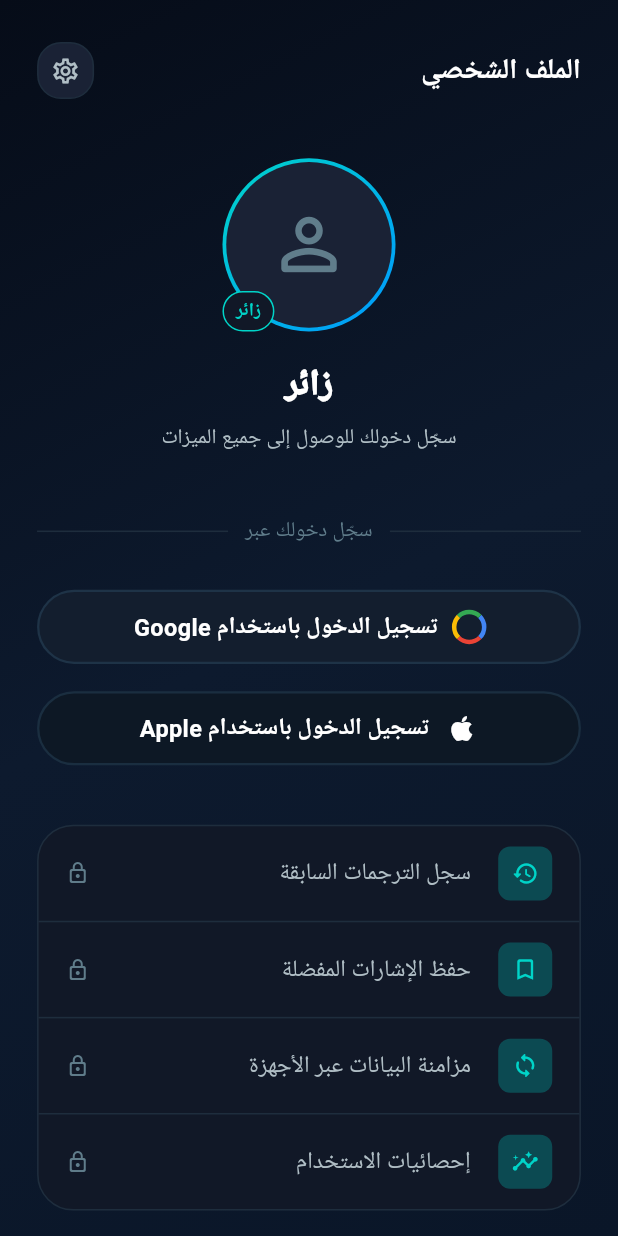
After one commit to bashayer-BR/Imaa, a Flutter app: the ProfileScreen screen opened by its route, on a phone screen of 412 x 824 dp. The commit adds this screen. Run offline on Flutter 3.47's test engine with Material 3 defaults, Android fonts, the phone set to English and light mode, and no system bars; Roboto replaces fonts that are missing (Cairo).

Commit message:
profile_page

```diff
--- a/lib/core/app_routes.dart
+++ b/lib/core/app_routes.dart
@@ -3,6 +3,7 @@
 // ============================================================
 
 import 'package:flutter/material.dart';
+import 'package:imaa/screens/profile_screen.dart';
 import '../screens/welcome_screen.dart';
 import '../screens/home_screen.dart';
 
@@ -13,11 +14,14 @@ class AppRoutes {
   // ── Route Names ───────────────────────────────────────────
   static const String welcome  = '/';
   static const String home     = '/home';
+  static const String profile     = '/profile';
 
   // ── Route Map ─────────────────────────────────────────────
   static Map<String, WidgetBuilder> get routes => {
     welcome : (_) => const WelcomeScreen(),
     home    : (_) => const HomeScreen(),
+    profile    : (_) => const ProfileScreen(),
+
   };
 
   // ── Navigation Helpers ────────────────────────────────────
--- /dev/null
+++ b/lib/screens/profile_screen.dart
@@ -0,0 +1,342 @@
+import 'package:flutter/material.dart';
+import 'package:imaa/core/AppDim.dart';
+import 'package:imaa/core/theme/theme.dart';
+import 'package:imaa/widgets/buildSocialAuthButtons.dart';
+
+class ProfileScreen extends StatelessWidget {
+  const ProfileScreen({super.key});
+
+  @override
+  Widget build(BuildContext context) {
+    final d  = AppDim.of(context);
+    final mq = MediaQuery.of(context);
+
+    return Scaffold(
+      backgroundColor: AppColors.bgDark,
+      body: Container(
+        width: mq.size.width,
+        height: mq.size.height,
+        decoration: const BoxDecoration(
+          gradient: LinearGradient(
+            begin: Alignment.topLeft,
+            end: Alignment.bottomRight,
+            colors: AppColors.bgGradient,
+          ),
+        ),
+        child: SafeArea(
+          child: Directionality(
+            textDirection: TextDirection.rtl,
+            child: SingleChildScrollView(
+              physics: const ClampingScrollPhysics(),
+              padding: EdgeInsets.symmetric(horizontal: d.hPad),
+              child: ConstrainedBox(
+                constraints: BoxConstraints(
+                  minHeight: mq.size.height - mq.padding.vertical,
+                ),
+                child: Column(
+                  children: [
+                    SizedBox(height: d.spaceL),
+
+                    // ── AppBar row ────────────────────────
+                    _buildTopBar(context, d),
+
+                    SizedBox(height: d.spaceXL),
+
+                    // ── Avatar placeholder ────────────────
+                    _buildAvatar(d),
+
+                    SizedBox(height: d.spaceM),
+
+                    // ── Guest label ───────────────────────
+                    Text(
+                      'زائر',
+                      style: TextStyle(
+                        color: AppColors.textPrimary,
+                        fontSize: d.fontXL,
+                        fontWeight: FontWeight.w900,
+                      ),
+                    ),
+
+                    SizedBox(height: d.spaceXS),
+
+                    Text(
+                      'سجّل دخولك للوصول إلى جميع الميزات',
+                      textAlign: TextAlign.center,
+                      style: TextStyle(
+                        color: AppColors.textSecondary,
+                        fontSize: d.fontS,
+                        height: 1.5,
+                      ),
+                    ),
+
+                    SizedBox(height: d.spaceXL),
+
+                    // ── Divider ───────────────────────────
+                    _buildDivider(d),
+
+                    SizedBox(height: d.spaceL),
+
+                    // ── Google button ─────────────────────
+                    BuildSocialButton(
+                      onTap: () {},
+                      label: 'تسجيل الدخول باستخدام Google',
+                      icon: _GoogleIcon(size: d.iconS),
+                      borderColor: AppColors.googleBorder,
+                      bgColor: AppColors.googleBtn,
+                      d: d,
+                    ),
+
+                    SizedBox(height: d.spaceM),
+
+                    // ── Apple button ──────────────────────
+                    BuildSocialButton(
+                      onTap: () {},
+                      label: 'تسجيل الدخول باستخدام Apple',
+                      icon: Icon(
+                        Icons.apple,
+                        color: Colors.white,
+                        size: d.iconS + 2,
+                      ),
+                      borderColor: AppColors.appleBorder,
+                      bgColor: AppColors.appleBtn,
+                      d: d,
+                    ),
+
+                    SizedBox(height: d.spaceXL),
+
+                    // ── Features list ─────────────────────
+                    _buildFeaturesList(d),
+
+                    SizedBox(height: d.spaceXL),
+                  ],
+                ),
+              ),
+            ),
+          ),
+        ),
+      ),
+    );
+  }
+
+  // ── Top bar ───────────────────────────────────────────────
+
+  Widget _buildTopBar(BuildContext context, AppDimensions d) {
+    return Row(
+      mainAxisAlignment: MainAxisAlignment.spaceBetween,
+      children: [
+        Text(
+          'الملف الشخصي',
+          style: TextStyle(
+            color: AppColors.textPrimary,
+            fontSize: d.fontL,
+            fontWeight: FontWeight.w800,
+          ),
+        ),
+        Container(
+          width: 38,
+          height: 38,
+          decoration: BoxDecoration(
+            color: AppColors.bgSurface,
+            borderRadius: BorderRadius.circular(d.radiusM),
+            border: Border.all(color: AppColors.divider),
+          ),
+          child: const Icon(
+            Icons.settings_outlined,
+            color: AppColors.textSecondary,
+            size: 20,
+          ),
+        ),
+      ],
+    );
+  }
+
+  // ── Avatar ────────────────────────────────────────────────
+
+  Widget _buildAvatar(AppDimensions d) {
+    final size = (d.screenW * 0.28).clamp(90.0, 120.0);
+    return Stack(
+      alignment: Alignment.bottomLeft,
+      children: [
+        // Circle with teal gradient border
+        Container(
+          width: size,
+          height: size,
+          padding: const EdgeInsets.all(2.5),
+          decoration: BoxDecoration(
+            shape: BoxShape.circle,
+            gradient: const LinearGradient(
+              colors: AppColors.primaryGradient,
+              begin: Alignment.topLeft,
+              end: Alignment.bottomRight,
+            ),
+          ),
+          child: Container(
+            decoration: const BoxDecoration(
+              shape: BoxShape.circle,
+              color: AppColors.bgSurface,
+            ),
+            child: Icon(
+              Icons.person_outline_rounded,
+              color: AppColors.textHint,
+              size: size * 0.48,
+            ),
+          ),
+        ),
+        // Guest badge
+        Container(
+          padding: const EdgeInsets.symmetric(horizontal: 8, vertical: 3),
+          decoration: BoxDecoration(
+            color: AppColors.bgCard,
+            borderRadius: BorderRadius.circular(20),
+            border: Border.all(color: AppColors.primary, width: 1),
+          ),
+          child: Text(
+            'زائر',
+            style: TextStyle(
+              color: AppColors.primary,
+              fontSize: d.fontXS,
+              fontWeight: FontWeight.w700,
+            ),
+          ),
+        ),
+      ],
+    );
+  }
+
+  // ── Divider ───────────────────────────────────────────────
+
+  Widget _buildDivider(AppDimensions d) {
+    return Row(
+      children: [
+        const Expanded(child: Divider(color: AppColors.divider, thickness: 1)),
+        Padding(
+          padding: EdgeInsets.symmetric(horizontal: d.spaceS),
+          child: Text(
+            'سجّل دخولك عبر',
+            style: TextStyle(
+              color: AppColors.textHint,
+              fontSize: d.fontS,
+            ),
+          ),
+        ),
+        const Expanded(child: Divider(color: AppColors.divider, thickness: 1)),
+      ],
+    );
+  }
+
+  // ── Features list ─────────────────────────────────────────
+
+  Widget _buildFeaturesList(AppDimensions d) {
+    final features = [
+      (Icons.history_rounded,        'سجل الترجمات السابقة'),
+      (Icons.bookmark_outline_rounded,'حفظ الإشارات المفضلة'),
+      (Icons.sync_rounded,           'مزامنة البيانات عبر الأجهزة'),
+      (Icons.insights_rounded,       'إحصائيات الاستخدام'),
+    ];
+
+    return Container(
+      decoration: BoxDecoration(
+        color: AppColors.bgCard,
+        borderRadius: BorderRadius.circular(d.radiusL),
+        border: Border.all(color: AppColors.divider),
+      ),
+      child: Column(
+        children: List.generate(features.length, (i) {
+          final (icon, label) = features[i];
+          final isLast = i == features.length - 1;
+          return Column(
+            children: [
+              Padding(
+                padding: EdgeInsets.symmetric(
+                  horizontal: d.spaceM,
+                  vertical: d.spaceS + 2,
+                ),
+                child: Row(
+                  children: [
+                    Container(
+                      width: 36,
+                      height: 36,
+                      decoration: BoxDecoration(
+                        color: AppColors.glowTeal,
+                        borderRadius: BorderRadius.circular(d.radiusS),
+                      ),
+                      child: Icon(icon, color: AppColors.primary, size: 18),
+                    ),
+                    SizedBox(width: d.spaceM),
+                    Expanded(
+                      child: Text(
+                        label,
+                        style: TextStyle(
+                          color: AppColors.textSecondary,
+                          fontSize: d.fontM,
+                        ),
+                      ),
+                    ),
+                    const Icon(
+                      Icons.lock_outline_rounded,
+                      color: AppColors.textHint,
+                      size: 16,
+                    ),
+                  ],
+                ),
+              ),
+              if (!isLast)
+                const Divider(
+                  color: AppColors.divider,
+                  thickness: 1,
+                  height: 1,
+                ),
+            ],
+          );
+        }),
+      ),
+    );
+  }
+}
+
+// ── Google Icon ───────────────────────────────────────────────
+
+class _GoogleIcon extends StatelessWidget {
+  final double size;
+  const _GoogleIcon({required this.size});
+
+  @override
+  Widget build(BuildContext context) {
+    return SizedBox(
+      width: size,
+      height: size,
+      child: CustomPaint(painter: _GooglePainter()),
+    );
+  }
+}
+
+class _GooglePainter extends CustomPainter {
+  @override
+  void paint(Canvas canvas, Size s) {
+    final c = Offset(s.width / 2, s.height / 2);
+    final r = s.width / 2;
+    const colors = [
+      Color(0xFF4285F4),
+      Color(0xFFEA4335),
+      Color(0xFFFBBC05),
+      Color(0xFF34A853),
+    ];
+    double start = -3.14159 / 4;
+    for (int i = 0; i < 4; i++) {
+      canvas.drawArc(
+        Rect.fromCircle(center: c, radius: r),
+        start,
+        3.14159 / 2,
+        false,
+        Paint()
+          ..color = colors[i]
+          ..style = PaintingStyle.stroke
+          ..strokeWidth = 3,
+      );
+      start += 3.14159 / 2;
+    }
+  }
+
+  @override
+  bool shouldRepaint(_) => false;
+}
--- a/lib/screens/welcome_screen.dart
+++ b/lib/screens/welcome_screen.dart
@@ -4,6 +4,7 @@
 
 import 'package:flutter/material.dart';
 import 'package:imaa/core/AppDim.dart';
+import 'package:imaa/core/app_routes.dart';
 import 'package:imaa/core/theme/theme.dart';
 import 'package:imaa/widgets/buildDivider.dart';
 import 'package:imaa/widgets/buildLoginLink.dart';
@@ -95,7 +96,9 @@ class _WelcomeScreenState extends State<WelcomeScreen>
                       // ── Guest button ──────────────────
                       // buildGuestButton(context, dim: d),
                       BuildSocialButton(
-                        onTap: (){},
+                        onTap: (){
+                          AppRoutes.pushNamed(context, '/profile');
+                        },
                         label: "ابدأ كضيف",
                         icon: Icon(Icons.arrow_back_ios_new),
                          borderColor: AppColors.googleBorder,
```
